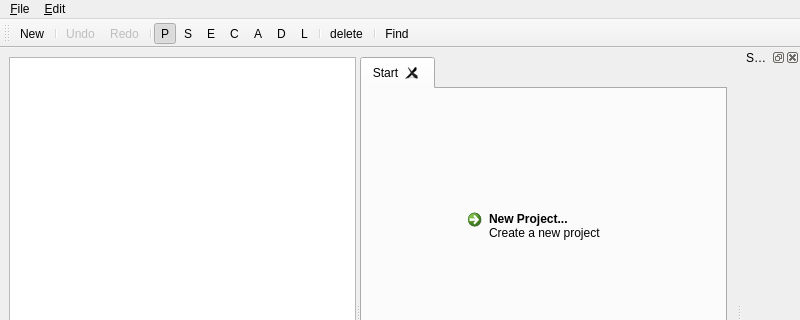
The window that GGEditor_src/ggmainwindow.ui (kingnak/GameGenerator) describes before a commit, drawn with Qt 5; both pictures show x 0 to 800 and y 0 to 320 of the 800 by 600 pixel window.
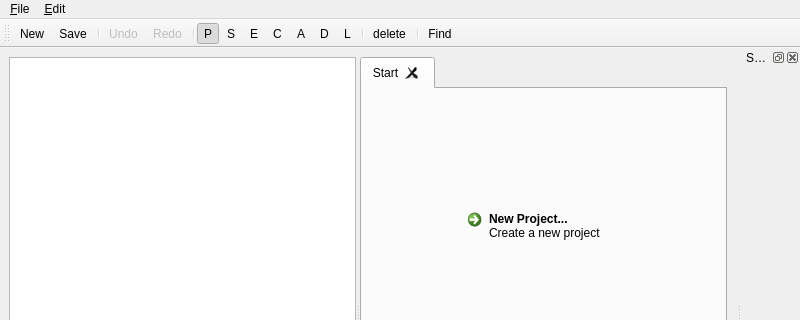
The same window after the commit. Icons and pictures are not drawn. Custom widgets are drawn as their Qt base class.

What changed in the file:
```diff
--- a/GGEditor_src/ggmainwindow.ui
+++ b/GGEditor_src/ggmainwindow.ui
@@ -266,6 +266,7 @@
     <bool>false</bool>
    </attribute>
    <addaction name="action_New"/>
+   <addaction name="actionSave"/>
    <addaction name="separator"/>
    <addaction name="actionUndo"/>
    <addaction name="actionRedo"/>
@@ -461,7 +462,7 @@
      <normaloff>:/icons/redo</normaloff>:/icons/redo</iconset>
    </property>
    <property name="text">
-    <string>Redo</string>
+    <string>&amp;Redo</string>
    </property>
    <property name="shortcut">
     <string>Ctrl+Y</string>
@@ -491,7 +492,10 @@
     </iconset>
    </property>
    <property name="text">
-    <string>Find</string>
+    <string>&amp;Find...</string>
+   </property>
+   <property name="shortcut">
+    <string>Ctrl+F</string>
    </property>
   </action>
   <action name="actionMedia">
@@ -501,7 +505,10 @@
   </action>
   <action name="actionSave">
    <property name="text">
-    <string>Save</string>
+    <string>&amp;Save</string>
+   </property>
+   <property name="shortcut">
+    <string>Ctrl+S</string>
    </property>
   </action>
  </widget>
```
Left out of the diff: 14 changed lines with no effect on the pictures.
